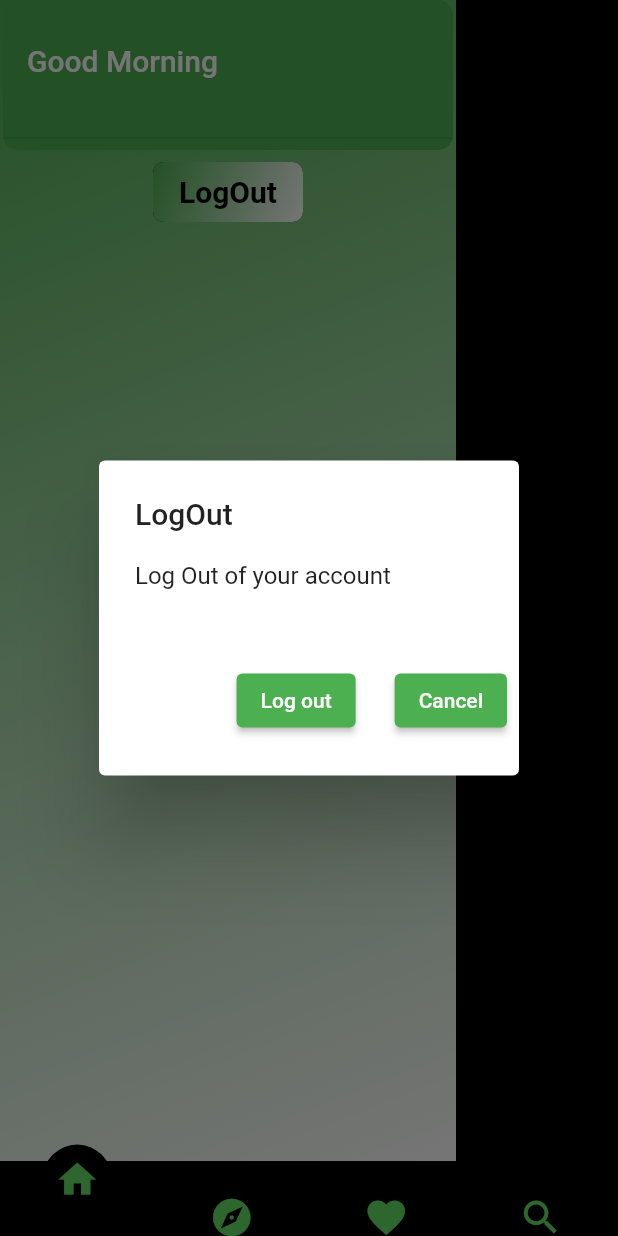
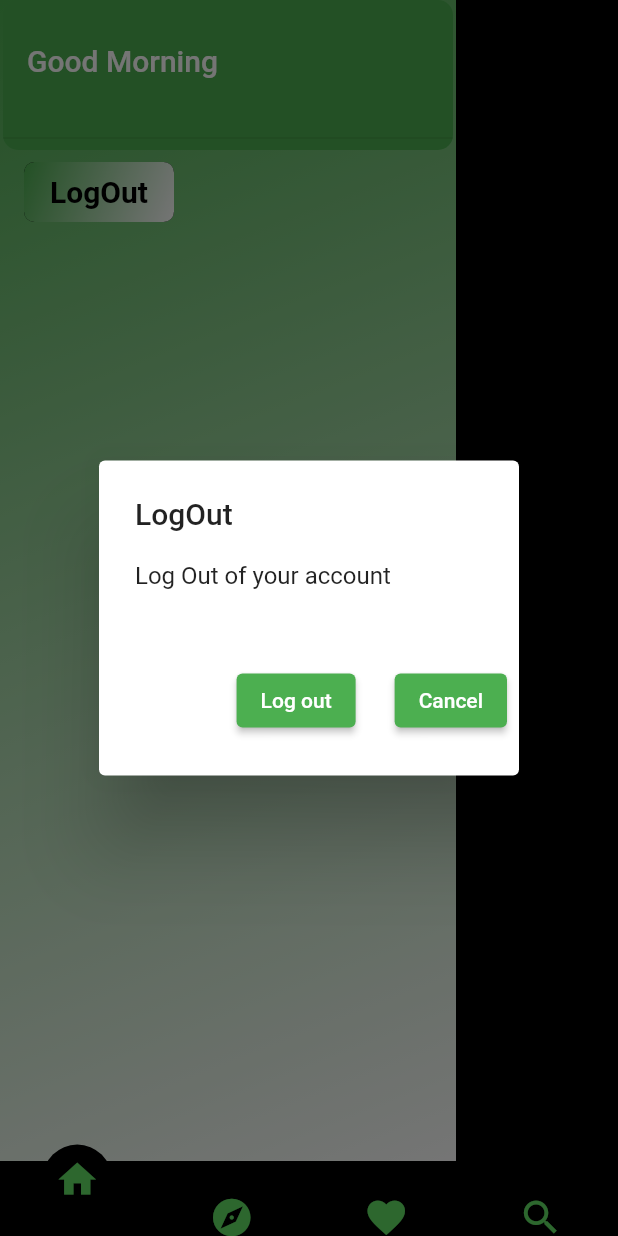
Before and after one commit to Gopi333888/My-Library-App-Audio-Book-App-, a Flutter app: the NavigatorScreen screen opened directly, in the side drawer, after a tap on "LogOut", on a phone screen of 412 x 824 dp. Run offline on Flutter 3.47's test engine with Material 2 defaults, Android fonts, the light colour scheme and no system bars; drawn by our look-alikes of curved_navigation_bar; our stand-ins replace animated_splash_screen, audioplayers, cloud_firestore, file_picker, firebase_auth, firebase_core and 5 more; accounts and stored records are empty.

Commit message:
fix balance errors 30/11/23

```diff
--- a/lib/Screens/AdminPages/datastoredpage.dart
+++ b/lib/Screens/AdminPages/datastoredpage.dart
@@ -116,7 +116,6 @@ class _DataStoredScreenState extends State<DataStoredScreen> {
                                                                 Colors.green)),
                                                     onPressed: () {
                                                       bookDatas.removeAt(index);
-                                                      setState(() {});
                                                       deleteBooksAFromHive(
                                                           index);
                                                       Navigator.of(context)
--- a/lib/Screens/NavigatorBar/navigator_bar.dart
+++ b/lib/Screens/NavigatorBar/navigator_bar.dart
@@ -1,9 +1,12 @@
+import 'package:firebase_auth/firebase_auth.dart';
+import 'package:firebase_core/firebase_core.dart';
 import 'package:flutter/material.dart';
 import 'package:curved_navigation_bar/curved_navigation_bar.dart';
 import 'package:mylibrary/Screens/Screens/App/Search.dart';
 import 'package:mylibrary/Screens/Screens/App/category.dart';
 import 'package:mylibrary/Screens/Screens/App/favorite.dart';
 import 'package:mylibrary/Screens/Screens/App/home_screen.dart';
+import 'package:mylibrary/database/service/hivedatabase.dart';
 
 class NavigatorScreen extends StatefulWidget {
   const NavigatorScreen({super.key});
@@ -13,6 +16,18 @@ class NavigatorScreen extends StatefulWidget {
 }
 
 class _NavigatorBarState extends State<NavigatorScreen> {
+  @override
+  void initState() {
+    setcurrentuser();
+    super.initState();
+  }
+
+  Future<void> setcurrentuser() async {
+    currentuser = FirebaseAuth.instance.currentUser!.uid;
+    getFavorite();
+    print('user-- $currentuser');
+  }
+
   final navigationKey = GlobalKey<CurvedNavigationBarState>();
   int index = 0;
 
--- a/lib/Screens/Screens/App/home_screen.dart
+++ b/lib/Screens/Screens/App/home_screen.dart
@@ -158,7 +158,6 @@ class _HomeScreenState extends State<HomeScreen> {
                           },
                         );
                       },
-                      child: Center(
                       child: Container(
                         width: 100,
                         height: 40,
@@ -178,7 +177,6 @@ class _HomeScreenState extends State<HomeScreen> {
                                 fontWeight: FontWeight.bold,
                                 fontSize: 20,
                                 color: Colors.black),
-                            ),
                           ),
                         ),
                       )),
--- a/lib/Screens/Screens/App/search.dart
+++ b/lib/Screens/Screens/App/search.dart
@@ -98,8 +98,8 @@ class _SearchState extends State<Search> {
                               context,
                               MaterialPageRoute(
                                   builder: (context) => AboutBookScreen(
-                                      bookModel: bookDatas[index],
-                                     )),
+                                        bookModel: bookDatas[index],
+                                      )),
                             );
                           },
                           child: Stack(
--- a/lib/Screens/login.dart/user_login.dart
+++ b/lib/Screens/login.dart/user_login.dart
@@ -227,7 +227,6 @@ class _UserLoginState extends State<UserLogin> {
 
   void login() async {
     if (formkey.currentState!.validate()) {
-      setState(() {});
       await authservice.loginUserAccount(email, password).then((value) async {
         if (value == UserCredentialConstant.user) {
           QuerySnapshot snapshot =
@@ -238,9 +237,9 @@ class _UserLoginState extends State<UserLogin> {
               snapshot.docs[0]['fullName']);
           await SharedPreferenceClass.savepassword(password);
           await SharedPreferenceClass.savephonenumber(email);
-          await SharedPreferenceClass.savecurrentuserID(
-              FirebaseAuth.instance.currentUser!.uid);
           currentuser = FirebaseAuth.instance.currentUser!.uid;
+          print('user id -- ${currentuser}');
+          getFavorite();
           // ignore: use_build_context_synchronously
           Navigator.of(context).pushAndRemoveUntil(
               MaterialPageRoute(
--- a/lib/database/service/hivedatabase.dart
+++ b/lib/database/service/hivedatabase.dart
@@ -59,6 +59,8 @@
   } else {
     bookModels.favoriteUserIds!.add(currentuser!);
   }
+  print(
+      'fav user id in ${bookModels.bookName} is ${bookModels.favoriteUserIds}');
   await updateBookInHive(bookModels, book);
   await getFavorite();
 }
--- a/lib/main.dart
+++ b/lib/main.dart
@@ -11,6 +11,7 @@ Future<void> main() async {
   if (!Hive.isAdapterRegistered(BookModelAdapter().typeId)) {
     Hive.registerAdapter(BookModelAdapter());
   }
+
   runApp(const MyApp());
 }
 
```
Also changed, not shown: lib/Screens/helper/helper/sharepreference.dart (+0 -11 lines), lib/Screens/login.dart/splash_screen.dart (+0 -12 lines). Lines whose indentation alone changed are shown as unchanged.
